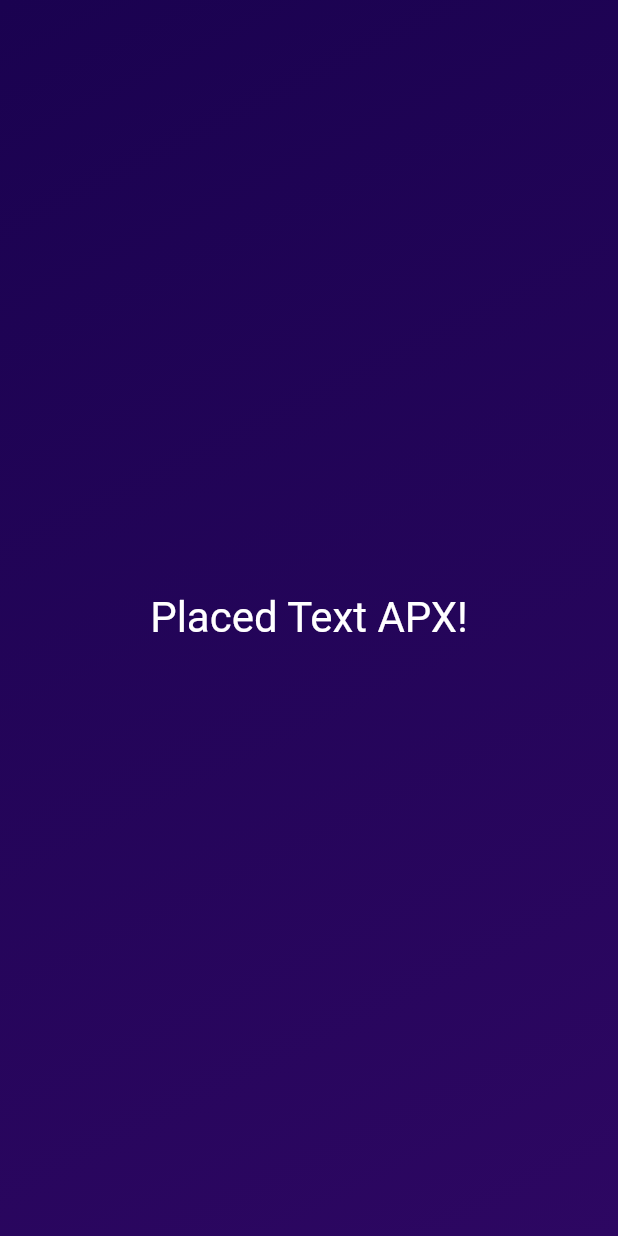
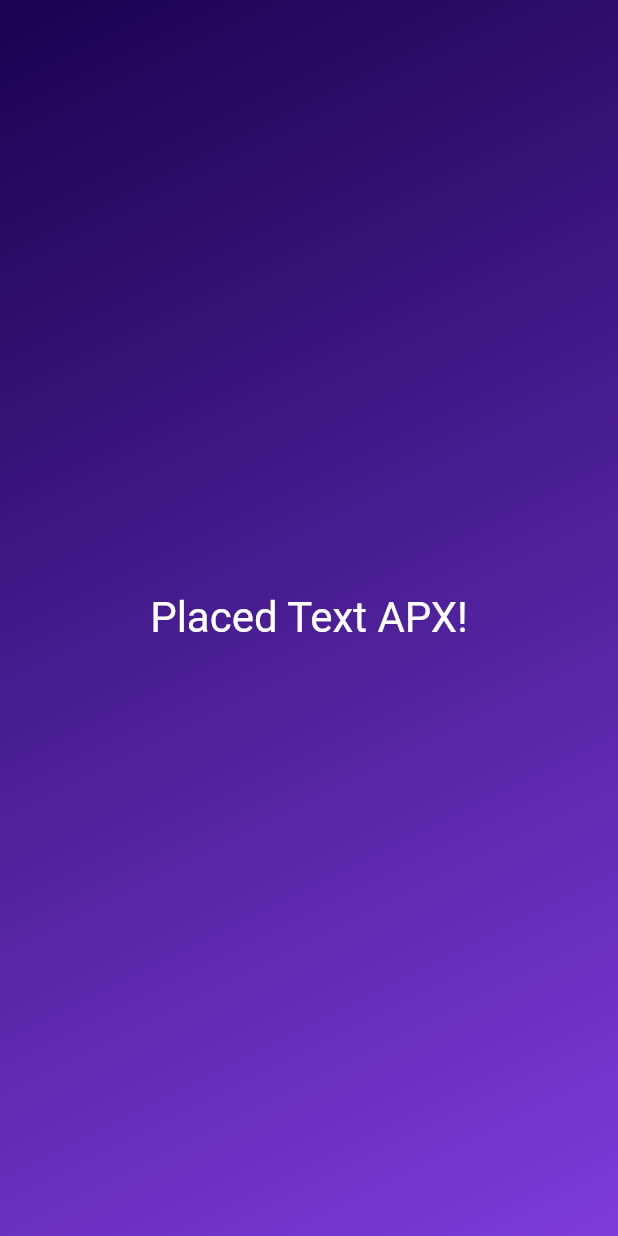
Before and after one commit to apdata/Learn.flutter.roll_dice_app, a Flutter app: the screen it shows after launch, on a phone screen of 412 x 824 dp. Run offline on Flutter 3.47's test engine with Material 2 defaults, Android fonts, the phone set to English and light mode, and no system bars.

Commit message:
Varianten Vergleich

```diff
--- a/lib/gradient_container.dart
+++ b/lib/gradient_container.dart
@@ -7,20 +7,17 @@ var startAlignment = Alignment.topLeft;
 var endAlignment = Alignment.bottomRight;
 
 class GradientContainer extends StatelessWidget {
-  const GradientContainer(this.startColor, this.endColor, {super.key});
+  const GradientContainer(this.color1, this.color2, {super.key});
 
-  final Color startColor;
-  final Color endColor;
+  final Color color1;
+  final Color color2;
 
   @override
   Widget build(context) {
     return Container(
       decoration: BoxDecoration(
         gradient: LinearGradient(
-          colors: [
-            startColor,
-            endColor,
-          ],
+          colors: [color1, color2],
           begin: startAlignment,
           end: endAlignment,
         ),
@@ -31,3 +28,25 @@ class GradientContainer extends StatelessWidget {
     );
   }
 }
+
+// class GradientContainer extends StatelessWidget {
+//   const GradientContainer({super.key, required this.colors});
+
+//   final List<Color> colors;
+
+//   @override
+//   Widget build(context) {
+//     return Container(
+//       decoration: BoxDecoration(
+//         gradient: LinearGradient(
+//           colors: colors,
+//           begin: startAlignment,
+//           end: endAlignment,
+//         ),
+//       ),
+//       child: const Center(
+//         child: StyledText('Placed Text APX!'),
+//       ),
+//     );
+//   }
+// }
--- a/lib/main.dart
+++ b/lib/main.dart
@@ -6,7 +6,7 @@ void main() {
     const MaterialApp(
       home: Scaffold(
         body: GradientContainer(
-            Color.fromARGB(255, 26, 2, 80), Color.fromARGB(255, 45, 7, 98)),
+            Color.fromARGB(255, 26, 2, 80), Color.fromARGB(255, 125, 59, 218)),
       ),
     ),
   );
```
